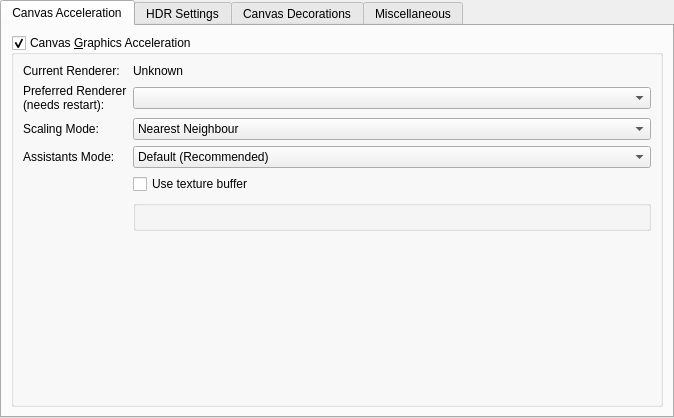
Above: libs/ui/forms/wdgdisplaysettings.ui from KDE/krita before the change. Below: the same form after it.
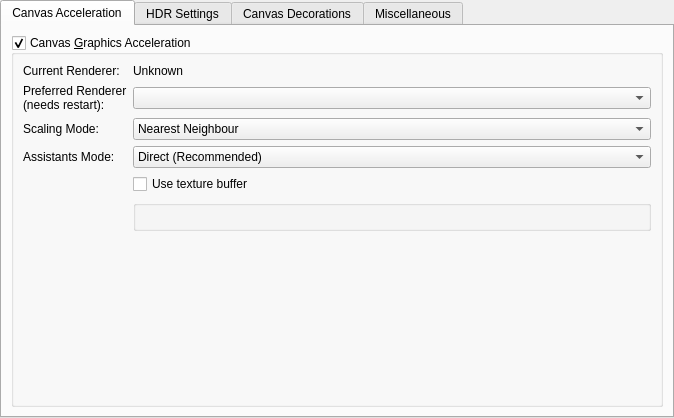
That is the form after the change. Custom widgets are drawn as their Qt base class.

Commit message:
Rename Assistants Mode: Default -> Direct
"Direct" is more meaningful for the user :)

What changed in the file:
```diff
--- a/libs/ui/forms/wdgdisplaysettings.ui
+++ b/libs/ui/forms/wdgdisplaysettings.ui
@@ -176,7 +176,7 @@
             </property>
             <item>
              <property name="text">
-              <string>Default (Recommended)</string>
+              <string>Direct (Recommended)</string>
              </property>
             </item>
             <item>
```
Left out of the diff: 8 changed lines with no effect on the pictures. The commit also changes 3 other files.
